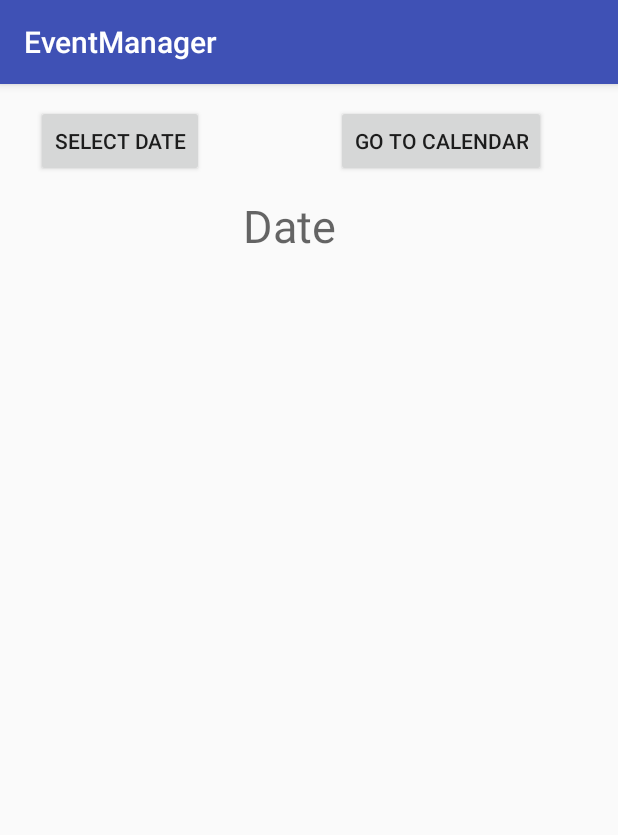
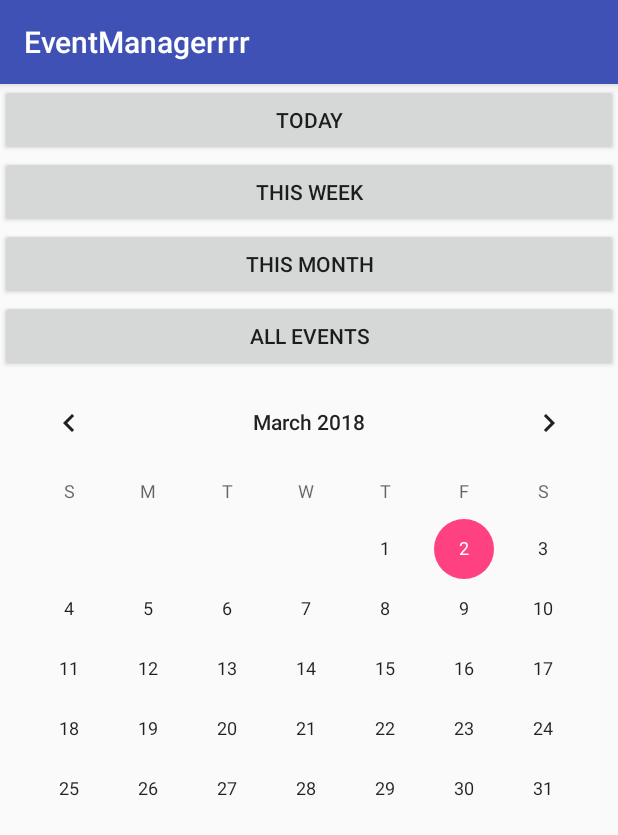
Before and after one commit to AlenaSG/Capstone-Android, an Android app: the screen it shows after launch once a user with an empty profile is signed in (FindEventActivity before the commit, CalendarActivity after it), after a tap on "FIND EVENT", on a phone screen of 412 x 824 dp. Shown: the top 835 px of the screen. Run offline under Robolectric (Android 15) with nearby library versions, the phone set to English and light mode, and no system bars; our stand-ins replace Firebase (no records; nobody signed in at launch, a user with empty details on screens opened directly).

Commit message:
change findevent activity to calendar activity with additional buttons for filtering events, set layoutManager to display last saved event first

```diff
--- a/app/src/main/java/com/epicodus/eventmanager/EventList.java
+++ b/app/src/main/java/com/epicodus/eventmanager/EventList.java
@@ -11,7 +11,7 @@ import android.widget.TextView;
 
 import java.util.List;
 
-
+//to do - delete this event List
 public class EventList extends ArrayAdapter<Event> {
     private Activity context;
     private List<Event> eventList;
--- a/app/src/main/java/com/epicodus/eventmanager/MainActivity.java
+++ b/app/src/main/java/com/epicodus/eventmanager/MainActivity.java
@@ -71,18 +71,16 @@ public class MainActivity extends AppCompatActivity {
             }
         });
 
-        mBtnFindEvent. setOnClickListener(new View.OnClickListener() {
+
+        mBtnFindEvent.setOnClickListener(new View.OnClickListener() {
             @Override
-            public void onClick(View v) {
-                Toast.makeText(MainActivity.this, "Find your event in calendar", Toast.LENGTH_LONG).show();
-                Intent intentF = new Intent(MainActivity.this, FindEventActivity.class);
-                startActivity(intentF);
+            public void onClick(View view) {
+                Intent intent = new Intent(MainActivity.this, CalendarActivity.class);
+                startActivity(intent);
             }
         });
 
-
-    }
-    // end of onCreate()
+    }// end of onCreate()
 
     @Override
     public boolean onCreateOptionsMenu(Menu menu) {
--- a/app/src/main/res/layout/activity_calendar.xml
+++ b/app/src/main/res/layout/activity_calendar.xml
@@ -2,6 +2,26 @@
 <LinearLayout xmlns:android="http://schemas.android.com/apk/res/android"
     android:orientation="vertical" android:layout_width="match_parent"
     android:layout_height="match_parent">
+    <Button
+        android:layout_width="match_parent"
+        android:layout_height="wrap_content"
+        android:text="today"
+        android:id="@+id/todayBtn"/>
+    <Button
+        android:layout_width="match_parent"
+        android:layout_height="wrap_content"
+        android:text="this week"
+        android:id="@+id/weekBtn"/>
+    <Button
+        android:layout_width="match_parent"
+        android:layout_height="wrap_content"
+        android:text="this month"
+        android:id="@+id/monthBtn"/>
+    <Button
+        android:layout_width="match_parent"
+        android:layout_height="wrap_content"
+        android:text="all events"
+        android:id="@+id/allBtn"/>
 
     <CalendarView
         android:id="@+id/calendarView"
--- a/app/src/main/res/layout/activity_event_find.xml
+++ b/app/src/main/res/layout/activity_event_find.xml
@@ -31,7 +31,7 @@
         android:id="@+id/tvDate"
         android:layout_width="wrap_content"
         android:layout_height="wrap_content"
-        android:layout_below="@+id/btnChooseDate"
+        android:layout_below="@+id/btnSelectDate"
         android:layout_marginTop="74dp"
         android:layout_toLeftOf="@+id/btnGoToCalendar"
         android:layout_toStartOf="@+id/btnGoToCalendar"
--- a/app/src/main/res/values/strings.xml
+++ b/app/src/main/res/values/strings.xml
@@ -1,10 +1,11 @@
 <resources>
-    <string name="app_name">EventManager</string>
+    <string name="app_name">EventManagerrrr</string>
 
     <array name="types">
         <item>Birthday</item>
-        <item>Concert</item>
+        <item>Show</item>
         <item>Class</item>
+        <item>Other</item>
     </array>
 
     <!-- TODO: Remove or change this placeholder text -->
```
Also changed, not shown: app/src/main/java/com/epicodus/eventmanager/CreateEventActivity.java (+70 -18 lines), app/src/main/java/com/epicodus/eventmanager/EventDetailFragment.java (+13 -7 lines), app/src/main/res/layout/activity_create_event.xml (+27 -8 lines).
